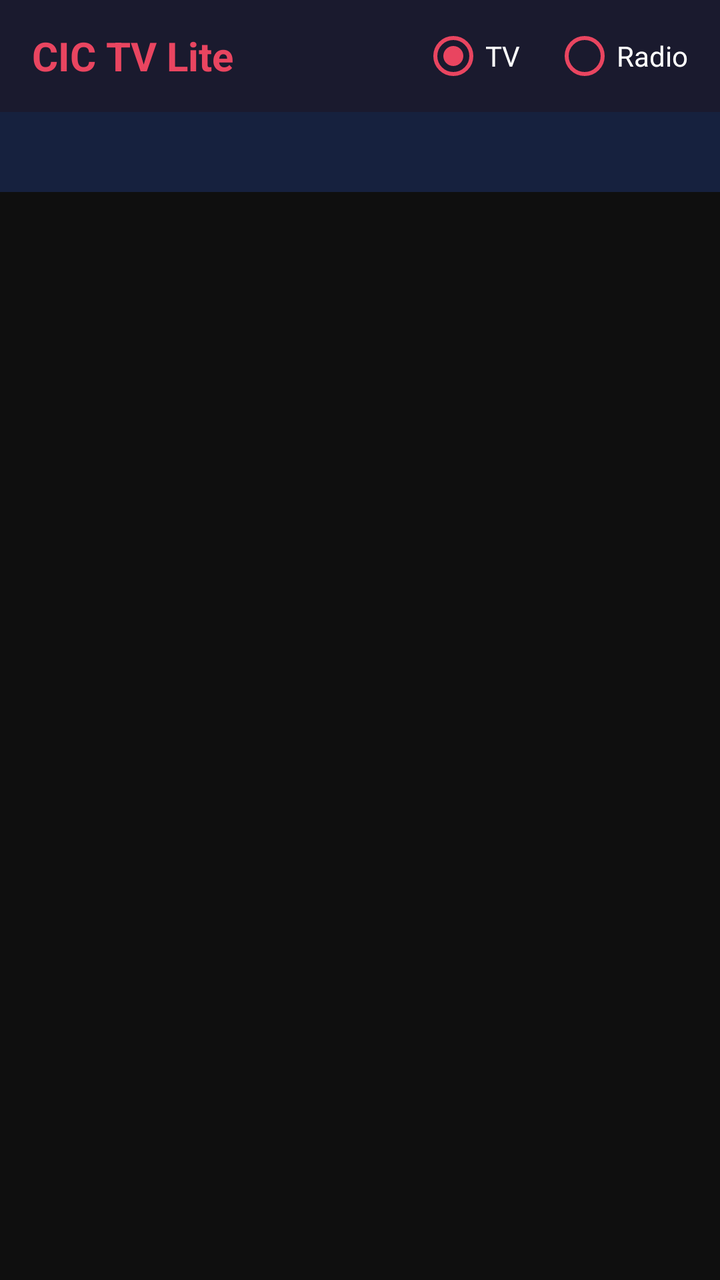
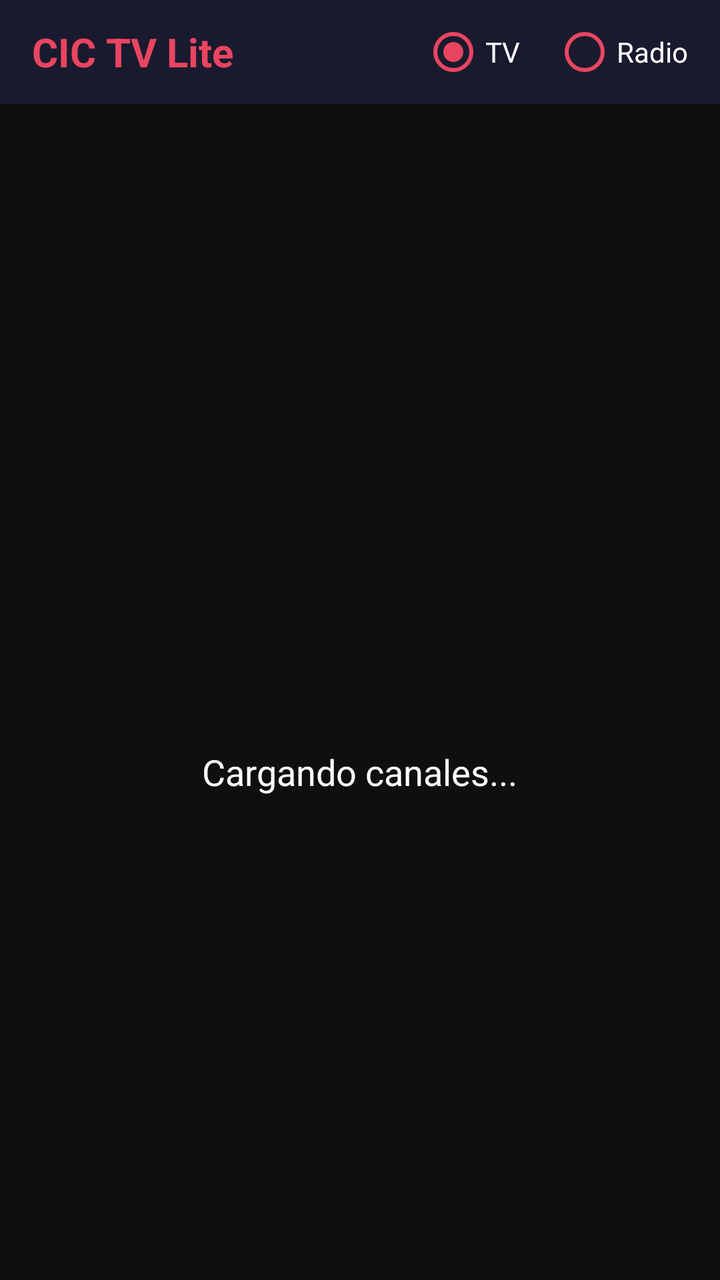

Screens rendered from an Android XML layout before and after an edit, with the pre-edit source and the edit as a unified diff.
<!-- AndroidManifest.xml: application theme AppTheme -->
<!-- res/layout/activity_main.xml -->
<?xml version="1.0" encoding="utf-8"?>
<LinearLayout xmlns:android="http://schemas.android.com/apk/res/android"
    android:layout_width="match_parent"
    android:layout_height="match_parent"
    android:orientation="vertical"
    android:background="#0f0f0f">

    
    <LinearLayout
        android:layout_width="match_parent"
        android:layout_height="56dp"
        android:background="#1a1a2e"
        android:gravity="center_vertical"
        android:paddingStart="16dp"
        android:paddingEnd="16dp">

        <TextView
            android:layout_width="wrap_content"
            android:layout_height="wrap_content"
            android:text="CIC TV Lite"
            android:textColor="#e94560"
            android:textSize="20sp"
            android:textStyle="bold" />

        <View android:layout_width="0dp" android:layout_height="0dp" android:layout_weight="1"/>

        
        <RadioGroup
            android:id="@+id/tabs"
            android:layout_width="wrap_content"
            android:layout_height="wrap_content"
            android:orientation="horizontal">

            <RadioButton
                android:id="@+id/tabTV"
                android:layout_width="wrap_content"
                android:layout_height="wrap_content"
                android:text="TV"
                android:textColor="#ffffff"
                android:checked="true"
                android:buttonTint="#e94560" />

            <RadioButton
                android:id="@+id/tabRadio"
                android:layout_width="wrap_content"
                android:layout_height="wrap_content"
                android:text="Radio"
                android:textColor="#ffffff"
                android:buttonTint="#e94560"
                android:layout_marginStart="16dp"/>
        </RadioGroup>
    </LinearLayout>

    
    <Spinner
        android:id="@+id/spinnerCat"
        android:layout_width="match_parent"
        android:layout_height="40dp"
        android:background="#16213e"
        android:paddingStart="12dp"
        android:popupBackground="#16213e" />

    
    <TextView
        android:id="@+id/txtLoading"
        android:layout_width="match_parent"
        android:layout_height="wrap_content"
        android:text="Cargando canales..."
        android:textColor="#aaaaaa"
        android:textSize="16sp"
        android:gravity="center"
        android:padding="32dp"
        android:visibility="gone"/>

    
    <androidx.recyclerview.widget.RecyclerView
        android:id="@+id/recycler"
        android:layout_width="match_parent"
        android:layout_height="0dp"
        android:layout_weight="1"
        android:clipToPadding="false"
        android:paddingBottom="8dp"/>

</LinearLayout>
<!-- resources referenced by this layout -->
<resources>
  <style name="AppTheme" parent="Theme.AppCompat.NoActionBar">
          <item name="android:windowBackground">#0f0f0f</item>
          <item name="android:colorPrimary">#e94560</item>
          <item name="android:colorPrimaryDark">#1a1a2e</item>
          <item name="android:textColorPrimary">#ffffff</item>
          <item name="android:windowFullscreen">true</item>
      </style>
</resources>

<!-- the commit's change to res/layout/activity_main.xml (unified diff, before → after) -->
@@ -8,7 +8,7 @@
     
     <LinearLayout
         android:layout_width="match_parent"
-        android:layout_height="56dp"
+        android:layout_height="52dp"
         android:background="#1a1a2e"
         android:gravity="center_vertical"
         android:paddingStart="16dp"
@@ -24,7 +24,6 @@
 
         <View android:layout_width="0dp" android:layout_height="0dp" android:layout_weight="1"/>
 
-        
         <RadioGroup
             android:id="@+id/tabs"
             android:layout_width="wrap_content"
@@ -58,19 +57,32 @@
         android:layout_height="40dp"
         android:background="#16213e"
         android:paddingStart="12dp"
-        android:popupBackground="#16213e" />
+        android:popupBackground="#16213e"
+        android:visibility="gone"/>
 
     
-    <TextView
-        android:id="@+id/txtLoading"
+    <LinearLayout
+        android:id="@+id/layoutLoading"
         android:layout_width="match_parent"
-        android:layout_height="wrap_content"
-        android:text="Cargando canales..."
-        android:textColor="#aaaaaa"
-        android:textSize="16sp"
+        android:layout_height="match_parent"
+        android:orientation="vertical"
         android:gravity="center"
-        android:padding="32dp"
-        android:visibility="gone"/>
+        android:background="#0f0f0f">
+
+        <ProgressBar
+            android:layout_width="64dp"
+            android:layout_height="64dp"
+            android:indeterminateTint="#e94560"/>
+
+        <TextView
+            android:id="@+id/txtLoading"
+            android:layout_width="wrap_content"
+            android:layout_height="wrap_content"
+            android:text="Cargando canales..."
+            android:textColor="#ffffff"
+            android:textSize="18sp"
+            android:layout_marginTop="16dp"/>
+    </LinearLayout>
 
     
     <androidx.recyclerview.widget.RecyclerView
@@ -78,7 +90,6 @@
         android:layout_width="match_parent"
         android:layout_height="0dp"
         android:layout_weight="1"
-        android:clipToPadding="false"
-        android:paddingBottom="8dp"/>
+        android:visibility="gone"/>
 
 </LinearLayout>
